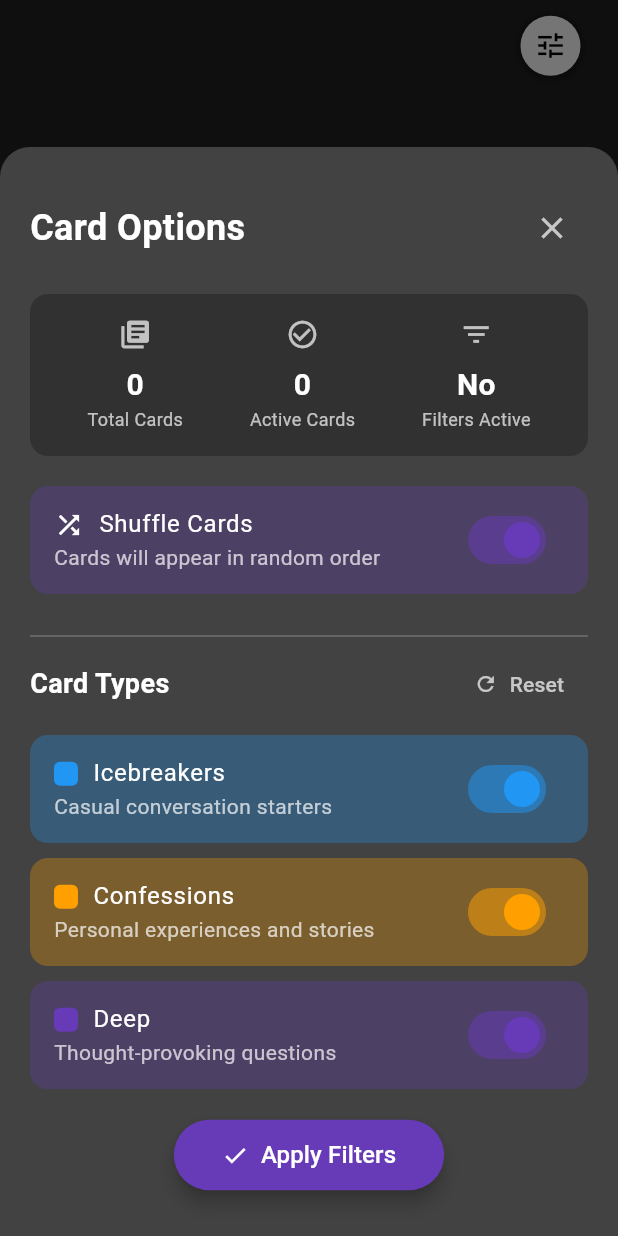
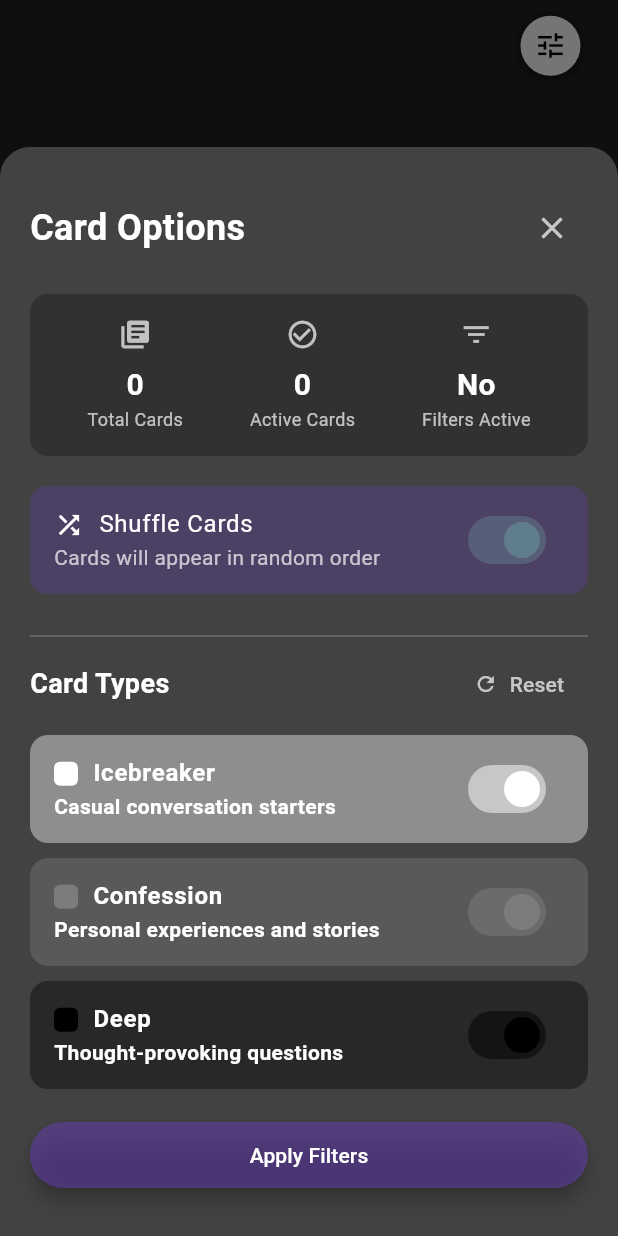
Before and after one commit to Tortillachief/Deep, a Flutter app: the screen it shows after launch, after a tap on the "tune" icon, on a phone screen of 412 x 824 dp. Run offline on Flutter 3.47's test engine with Material 3 defaults, Android fonts, the phone set to English and light mode, and no system bars; our stand-ins replace drift, shared_preferences; accounts and stored records are empty; generated files the repository leaves out were written again.

Commit message:
Rework options menu

```diff
--- a/lib/widgets/options_menu.dart
+++ b/lib/widgets/options_menu.dart
@@ -1,3 +1,5 @@
+import 'package:deep/constants.dart';
+import 'package:deep/utils/color_utils.dart';
 import 'package:flutter/material.dart';
 import 'package:provider/provider.dart';
 import 'package:deep/card_service.dart';
@@ -39,7 +41,10 @@ class OptionsMenu extends StatelessWidget {
                   ),
                   IconButton(
                     icon: const Icon(Icons.close, color: Colors.white70),
-                    onPressed: () => Navigator.pop(context),
+                    onPressed: () {
+                      Navigator.pop(context);
+                      onOptionsApplied();
+                    },
                   ),
                 ],
               ),
@@ -68,8 +73,10 @@ class OptionsMenu extends StatelessWidget {
                     _buildStatTile(
                       title: 'Filters Active',
                       value: (!settingsProvider.showIcebreakers ||
-                             !settingsProvider.showConfessions ||
-                             !settingsProvider.showDeeps) ? 'Yes' : 'No',
+                              !settingsProvider.showConfessions ||
+                              !settingsProvider.showDeeps)
+                          ? 'Yes'
+                          : 'No',
                       icon: Icons.filter_list,
                     ),
                   ],
@@ -82,7 +89,7 @@ class OptionsMenu extends StatelessWidget {
                 duration: const Duration(milliseconds: 300),
                 decoration: BoxDecoration(
                   color: settingsProvider.shuffleEnabled
-                      ? Colors.deepPurple.withOpacity(0.3)
+                      ? ColorUtils.withOpacity(Colors.deepPurple, 0.3)
                       : Colors.black26,
                   borderRadius: BorderRadius.circular(12),
                 ),
@@ -116,7 +123,7 @@ class OptionsMenu extends StatelessWidget {
                       cardService.toggleShuffle(value);
                     });
                   },
-                  activeColor: Colors.deepPurple,
+                  activeColor: Colors.blueGrey,
                 ),
               ),
 
@@ -141,14 +148,19 @@ class OptionsMenu extends StatelessWidget {
                       setModalState(() {
                         settingsProvider.resetSettings();
                         // Update CardService with new settings
-                        cardService.toggleCardTypeFilter(GameCardType.icebreaker, true);
-                        cardService.toggleCardTypeFilter(GameCardType.confession, true);
-                        cardService.toggleCardTypeFilter(GameCardType.deep, true);
+                        cardService.toggleCardTypeFilter(
+                            GameCardType.icebreaker, true);
+                        cardService.toggleCardTypeFilter(
+                            GameCardType.confession, true);
+                        cardService.toggleCardTypeFilter(
+                            GameCardType.deep, true);
                         cardService.toggleShuffle(true);
                       });
                     },
-                    icon: const Icon(Icons.refresh, size: 16, color: Colors.white70),
-                    label: const Text('Reset', style: TextStyle(color: Colors.white70)),
+                    icon: const Icon(Icons.refresh,
+                        size: 16, color: Colors.white70),
+                    label: const Text('Reset',
+                        style: TextStyle(color: Colors.white70)),
                   ),
                 ],
               ),
@@ -158,13 +170,16 @@ class OptionsMenu extends StatelessWidget {
               // Card type selectors
               _buildCardTypeSelector(
                 setModalState: setModalState,
-                title: 'Icebreakers',
+                title: icebreakerText,
                 subtitle: 'Casual conversation starters',
-                color: Colors.blue,
+                color: icebreakerBackgroundColor,
+                textColor: Colors.white,
                 isActive: settingsProvider.showIcebreakers,
                 onToggle: (value) {
-                  cardService.toggleCardTypeFilter(GameCardType.icebreaker, value);
-                  settingsProvider.toggleCardType(GameCardType.icebreaker, value);
+                  cardService.toggleCardTypeFilter(
+                      GameCardType.icebreaker, value);
+                  settingsProvider.toggleCardType(
+                      GameCardType.icebreaker, value);
                 },
               ),
 
@@ -172,13 +187,16 @@ class OptionsMenu extends StatelessWidget {
 
               _buildCardTypeSelector(
                 setModalState: setModalState,
-                title: 'Confessions',
+                title: confessionText,
                 subtitle: 'Personal experiences and stories',
-                color: Colors.amber.shade700,
+                color: confessionBackgroundColor,
+                textColor: Colors.white,
                 isActive: settingsProvider.showConfessions,
                 onToggle: (value) {
-                  cardService.toggleCardTypeFilter(GameCardType.confession, value);
-                  settingsProvider.toggleCardType(GameCardType.confession, value);
+                  cardService.toggleCardTypeFilter(
+                      GameCardType.confession, value);
+                  settingsProvider.toggleCardType(
+                      GameCardType.confession, value);
                 },
               ),
 
@@ -186,9 +204,10 @@ class OptionsMenu extends StatelessWidget {
 
               _buildCardTypeSelector(
                 setModalState: setModalState,
-                title: 'Deep',
+                title: deepText,
                 subtitle: 'Thought-provoking questions',
-                color: Colors.deepPurple,
+                color: deepBackgroundColor,
+                textColor: Colors.white,
                 isActive: settingsProvider.showDeeps,
                 onToggle: (value) {
                   cardService.toggleCardTypeFilter(GameCardType.deep, value);
@@ -196,6 +215,7 @@ class OptionsMenu extends StatelessWidget {
                 },
               ),
 
+              // Apply filters button
               const SizedBox(height: 20),
               Center(
                 child: ElevatedButton(
@@ -204,21 +224,18 @@ class OptionsMenu extends StatelessWidget {
                     onOptionsApplied(); // Get next card with new filters
                   },
                   style: ElevatedButton.styleFrom(
-                    backgroundColor: Colors.deepPurple,
+                    backgroundColor:
+                        ColorUtils.withOpacity(Colors.deepPurple, 0.5),
                     foregroundColor: Colors.white,
                     elevation: 5,
-                    padding: const EdgeInsets.symmetric(horizontal: 32, vertical: 12),
+                    padding: const EdgeInsets.symmetric(
+                        horizontal: 32, vertical: 12),
                     shape: RoundedRectangleBorder(
                       borderRadius: BorderRadius.circular(30),
                     ),
                   ),
-                  child: const Row(
-                    mainAxisSize: MainAxisSize.min,
-                    children: [
-                      Icon(Icons.check),
-                      SizedBox(width: 8),
-                      Text('Apply Filters', style: TextStyle(fontSize: 16)),
-                    ],
+                  child: const Center(
+                    child: Text('Apply Filters'),
                   ),
                 ),
               ),
@@ -230,7 +247,8 @@ class OptionsMenu extends StatelessWidget {
   }
 
   // Helper method to build stats tiles
-  Widget _buildStatTile({required String title, required String value, required IconData icon}) {
+  Widget _buildStatTile(
+      {required String title, required String value, required IconData icon}) {
     return Column(
       children: [
         Icon(icon, color: Colors.white70, size: 22),
@@ -247,7 +265,7 @@ class OptionsMenu extends StatelessWidget {
           title,
           style: TextStyle(
             fontSize: 12,
-            color: Colors.white.withOpacity(0.7),
+            color: ColorUtils.withOpacity(Colors.white, 0.7),
           ),
         ),
       ],
@@ -260,13 +278,16 @@ class OptionsMenu extends StatelessWidget {
     required String title,
     required String subtitle,
     required Color color,
+    required Color textColor,
     required bool isActive,
     required Function(bool) onToggle,
   }) {
     return AnimatedContainer(
       duration: const Duration(milliseconds: 300),
       decoration: BoxDecoration(
-        color: isActive ? color.withOpacity(0.3) : Colors.black26,
+        color: isActive
+            ? ColorUtils.withOpacity(color, 0.4)
+            : ColorUtils.withOpacity(Colors.deepPurpleAccent, 0),
         borderRadius: BorderRadius.circular(12),
       ),
       child: SwitchListTile(
@@ -276,20 +297,20 @@ class OptionsMenu extends StatelessWidget {
               width: 16,
               height: 16,
               decoration: BoxDecoration(
-                color: color,
+                color: ColorUtils.withOpacity(color, 1.0),
                 borderRadius: BorderRadius.circular(4),
               ),
             ),
             const SizedBox(width: 10),
             Text(
               title,
-              style: const TextStyle(color: Colors.white),
+              style: TextStyle(color: textColor, fontWeight: FontWeight.bold),
             ),
           ],
         ),
         subtitle: Text(
           subtitle,
-          style: const TextStyle(color: Colors.white70),
+          style: TextStyle(color: textColor, fontWeight: FontWeight.bold),
         ),
         value: isActive,
         onChanged: (value) {
@@ -308,10 +329,11 @@ void showOptionsMenu(BuildContext context, VoidCallback onOptionsApplied) {
     context: context,
     backgroundColor: Colors.grey.shade800,
     isScrollControlled: true,
+    isDismissible: false,
+    enableDrag: false,
     elevation: 20,
     shape: const RoundedRectangleBorder(
-      borderRadius: BorderRadius.vertical(top: Radius.circular(20))
-    ),
+        borderRadius: BorderRadius.vertical(top: Radius.circular(20))),
     builder: (context) => OptionsMenu(onOptionsApplied: onOptionsApplied),
   );
 }
```
